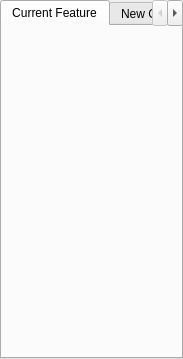
Before: the Qt Designer form src/qt-widgets/TaskPanelUi.ui in GPlates/GPlates, drawn with Qt 5.
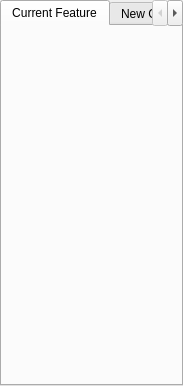
After: the same form once the commit is applied.

```diff
--- a/src/qt-widgets/TaskPanelUi.ui
+++ b/src/qt-widgets/TaskPanelUi.ui
@@ -6,7 +6,7 @@
     <x>0</x>
     <y>0</y>
     <width>183</width>
-    <height>359</height>
+    <height>386</height>
    </rect>
   </property>
   <property name="sizePolicy" >
@@ -54,6 +54,12 @@
      <property name="currentIndex" >
       <number>0</number>
      </property>
+     <property name="elideMode" >
+      <enum>Qt::ElideNone</enum>
+     </property>
+     <property name="usesScrollButtons" >
+      <bool>true</bool>
+     </property>
      <widget class="QWidget" name="tab_feature" >
       <attribute name="title" >
        <string>Current Feature</string>
```
Left out of the diff: 4 changed lines with no effect on the pictures.
